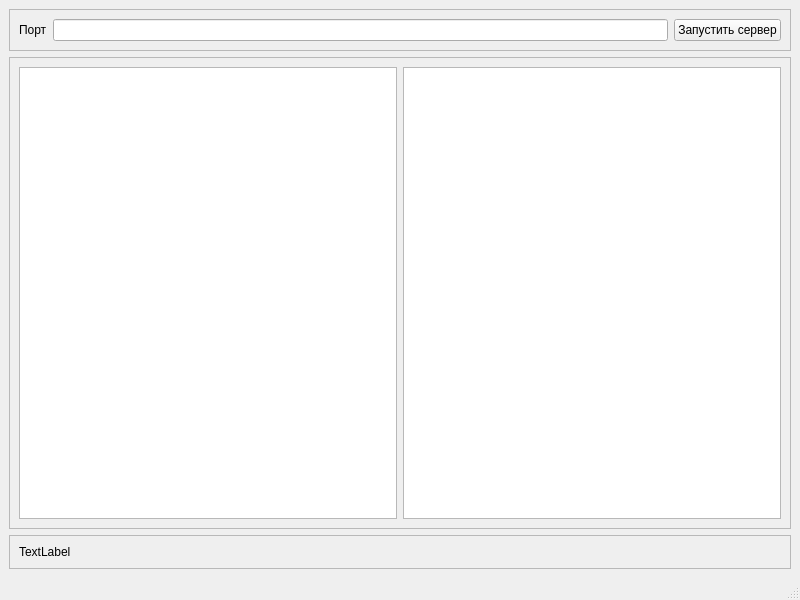
First picture: the form in Server/serverwindow.ui, repository Doggerr111/udp_task, before the edit.
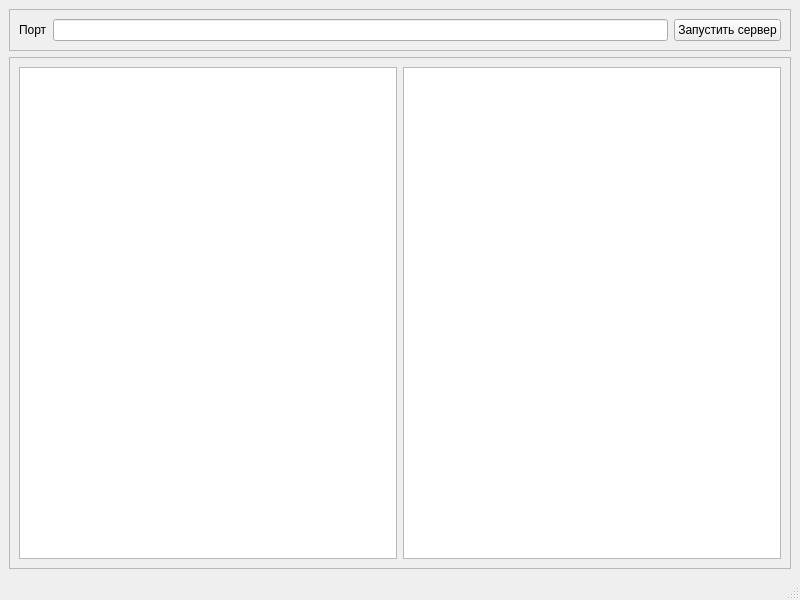
Second picture: the form after the edit.

Commit message: fix: fix table sorting and log message formatting

```diff
--- a/Server/serverwindow.ui
+++ b/Server/serverwindow.ui
@@ -62,25 +62,6 @@
       </layout>
      </widget>
     </item>
-    <item>
-     <widget class="QFrame" name="frameFooter">
-      <property name="frameShape">
-       <enum>QFrame::StyledPanel</enum>
-      </property>
-      <property name="frameShadow">
-       <enum>QFrame::Raised</enum>
-      </property>
-      <layout class="QVBoxLayout" name="verticalLayout_2">
-       <item>
-        <widget class="QLabel" name="labelStatus">
-         <property name="text">
-          <string>TextLabel</string>
-         </property>
-        </widget>
-       </item>
-      </layout>
-     </widget>
-    </item>
    </layout>
   </widget>
   <widget class="QMenuBar" name="menubar">
```
Left out of the diff: 6 changed lines with no effect on the pictures. The commit also changes 2 other files.
